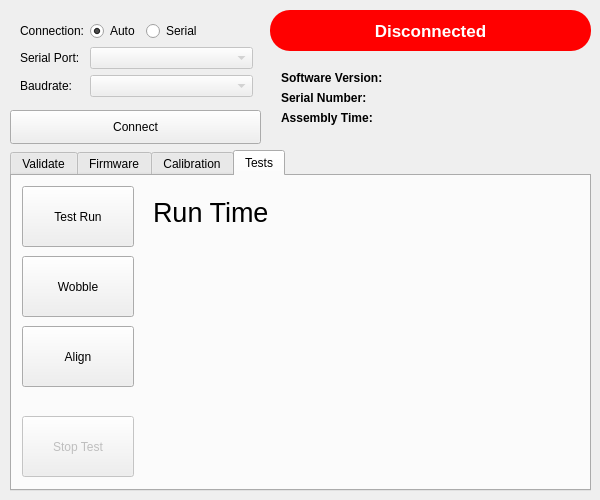
Above: Tools/src/gui_design.ui from Gussy/solo-gimbal before the change. Below: the same form after it.
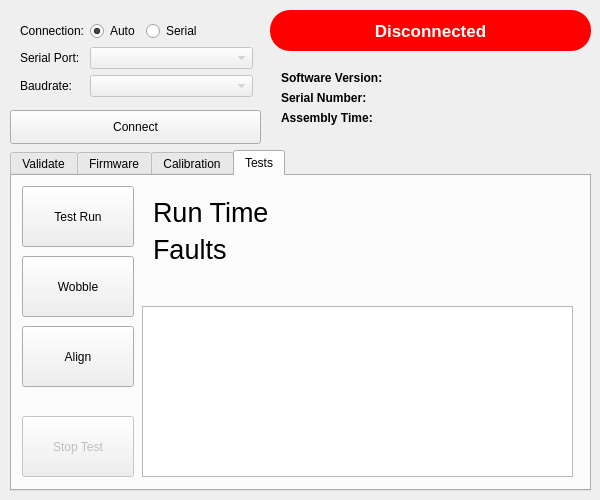
That is the form after the change.

Commit message: tools: add fault handling to tests

What changed in the file:
```diff
--- a/Tools/src/gui_design.ui
+++ b/Tools/src/gui_design.ui
@@ -1169,7 +1169,7 @@
         <x>130</x>
         <y>10</y>
         <width>431</width>
-        <height>201</height>
+        <height>111</height>
        </rect>
       </property>
       <layout class="QFormLayout" name="formLayout_5">
@@ -1200,8 +1200,51 @@
          </property>
         </widget>
        </item>
+       <item row="1" column="0">
+        <widget class="QLabel" name="lblTestsFaultsLabel">
+         <property name="font">
+          <font>
+           <pointsize>20</pointsize>
+          </font>
+         </property>
+         <property name="text">
+          <string>Faults</string>
+         </property>
+        </widget>
+       </item>
+       <item row="1" column="1">
+        <widget class="QLabel" name="lblTestsFaults">
+         <property name="font">
+          <font>
+           <pointsize>20</pointsize>
+          </font>
+         </property>
+         <property name="text">
+          <string/>
+         </property>
+         <property name="alignment">
+          <set>Qt::AlignRight|Qt::AlignTrailing|Qt::AlignVCenter</set>
+         </property>
+        </widget>
+       </item>
       </layout>
      </widget>
+     <widget class="QPlainTextEdit" name="txtTestsLog">
+      <property name="geometry">
+       <rect>
+        <x>130</x>
+        <y>130</y>
+        <width>431</width>
+        <height>171</height>
+       </rect>
+      </property>
+      <property name="readOnly">
+       <bool>true</bool>
+      </property>
+      <property name="plainText">
+       <string/>
+      </property>
+     </widget>
     </widget>
    </widget>
    <widget class="QWidget" name="formLayoutWidget">
```
The commit also changes 4 other files.
